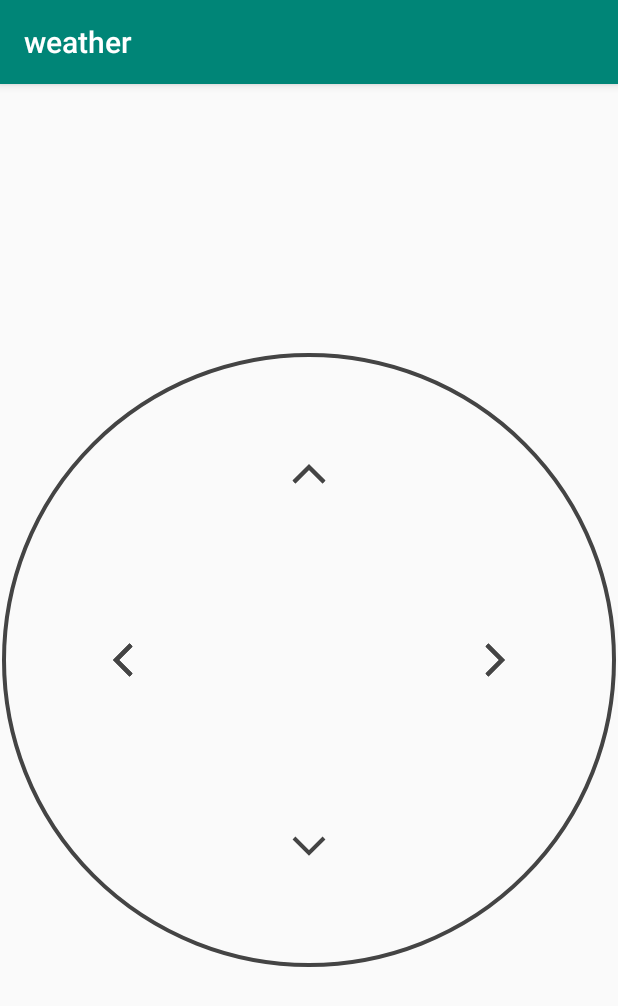
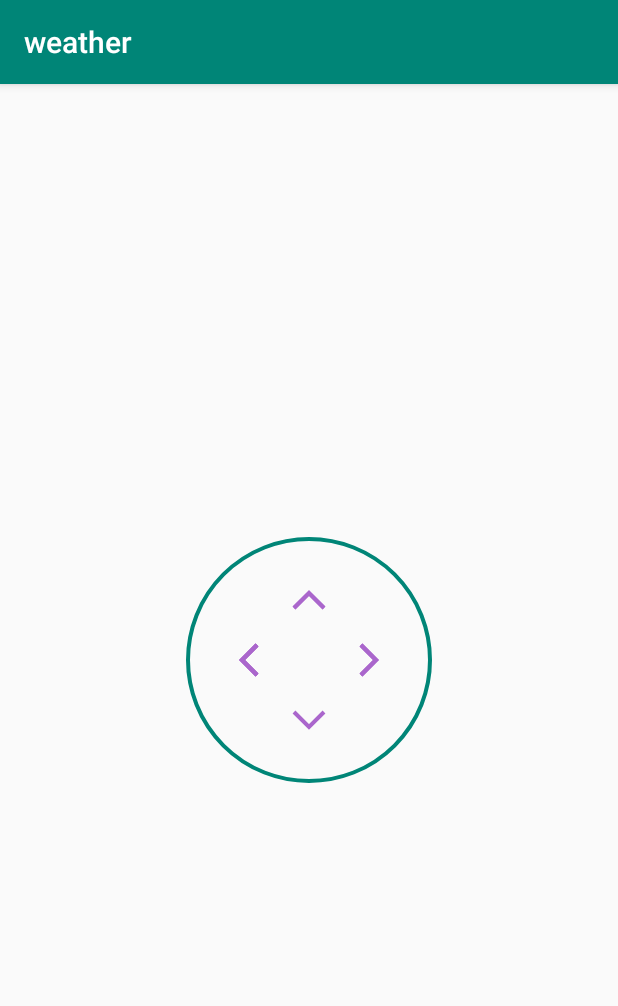
Before and after one commit to shuqianlan/weather, an Android app: the CompassActivity screen opened directly, with no data from a screen before it, on a phone screen of 412 x 824 dp. Shown: the top 1006 px of the screen. Run offline under Robolectric (Android 15) with nearby library versions, the phone set to English and light mode, and no system bars; our stand-ins replace ButterKnife.

Commit message:
万向轮

```diff
--- a/app/src/main/java/com/ilifesmart/compass/CompassActivity.java
+++ b/app/src/main/java/com/ilifesmart/compass/CompassActivity.java
@@ -1,17 +1,33 @@
 package com.ilifesmart.compass;
 
+import android.os.Bundle;
 import android.support.v7.app.AppCompatActivity;
-import android.os.Bundle;
+import android.util.Log;
 
+import com.ilifesmart.ui.EmbeddedCompassView;
 import com.ilifesmart.weather.R;
 
+import butterknife.BindView;
+import butterknife.ButterKnife;
+
 public class CompassActivity extends AppCompatActivity {
+
+	public static final String TAG = "CompassActivity";
+	@BindView(R.id.compass)
+	EmbeddedCompassView mCompass;
 
 	@Override
 	protected void onCreate(Bundle savedInstanceState) {
 		super.onCreate(savedInstanceState);
 		setContentView(R.layout.activity_compass);
+		ButterKnife.bind(this);
+
+		mCompass.setListener(new EmbeddedCompassView.OnAngleChangeListener() {
+			@Override
+			public void onAngleChanged(double angle) {
+				Log.d(TAG, "OnAngleChangeListener: angle " + angle);
+			}
+		});
 	}
 
-
 }
--- a/app/src/main/java/com/ilifesmart/ui/EmbeddedCompassView.java
+++ b/app/src/main/java/com/ilifesmart/ui/EmbeddedCompassView.java
@@ -1,24 +1,25 @@
 package com.ilifesmart.ui;
 
 import android.content.Context;
+import android.content.res.TypedArray;
 import android.graphics.Canvas;
 import android.graphics.Color;
 import android.graphics.Paint;
 import android.graphics.Path;
 import android.graphics.Point;
-import android.graphics.Rect;
 import android.support.annotation.Nullable;
 import android.util.AttributeSet;
-import android.util.Log;
 import android.view.MotionEvent;
 import android.view.View;
 
-import com.baidu.mapapi.map.Circle;
-import com.ilifesmart.ToolsApplication;
 import com.ilifesmart.weather.R;
 
 public class EmbeddedCompassView extends View {
+	public interface OnAngleChangeListener {
+		void onAngleChanged(double angle);//[0~pi]
+	}
 
+	private OnAngleChangeListener listener;
 	public static final String TAG = "EmbededCompassView";
 	private Paint mOutSideCirclePaint;
 	private Paint mStickCirclePaint;
@@ -30,6 +31,9 @@ public class EmbeddedCompassView extends View {
 	private int mOutsideRadius;
 	private int mThresholdRadius;
 	private int mStickRadius;
+	private int mOutSideRadiusStrokeColor;
+	private int mArrowColor;
+	private int mStickColor;
 
 	public EmbeddedCompassView(Context context) {
 		this(context, null);
@@ -41,18 +45,26 @@ public class EmbeddedCompassView extends View {
 
 	public EmbeddedCompassView(Context context, @Nullable AttributeSet attrs, int defStyleAttr) {
 		super(context, attrs, defStyleAttr);
-		initialize();
+		initialize(attrs);
 	}
 
-	private void initialize() {
+	private void initialize(AttributeSet attrs) {
 		mOutSideCirclePaint = new Paint(Paint.ANTI_ALIAS_FLAG);
 		mOutSideCirclePaint.setStyle(Paint.Style.STROKE);
 		mOutSideCirclePaint.setStrokeWidth(4);
-		mOutSideCirclePaint.setColor(Color.DKGRAY);
 
 		mStickCirclePaint = new Paint(Paint.ANTI_ALIAS_FLAG);
 		mStickCirclePaint.setStyle(Paint.Style.FILL_AND_STROKE);
-		mStickCirclePaint.setColor(Color.LTGRAY);
+
+		if (attrs != null) {
+			TypedArray arr = getContext().obtainStyledAttributes(attrs, R.styleable.EmbeddedCompassView);
+			mOutSideRadiusStrokeColor = arr.getColor(R.styleable.EmbeddedCompassView_outSideRadiusStrokerColor, Color.DKGRAY);
+			mArrowColor = arr.getColor(R.styleable.EmbeddedCompassView_arrowColor, Color.DKGRAY);
+			mStickColor = arr.getColor(R.styleable.EmbeddedCompassView_stickColor, Color.LTGRAY);
+
+			arr.recycle();
+		}
+		mStickCirclePaint.setColor(mStickColor);
 	}
 
 	@Override
@@ -70,6 +82,7 @@ public class EmbeddedCompassView extends View {
 
 	@Override
 	protected void onDraw(Canvas canvas) {
+		mOutSideCirclePaint.setColor(mOutSideRadiusStrokeColor);
 		canvas.drawCircle(mCenterX, mCenterY, mOutsideRadius, mOutSideCirclePaint);
 
 		if (isSticking) {
@@ -86,6 +99,7 @@ public class EmbeddedCompassView extends View {
 	}
 
 	private void onDrawArrow(Canvas canvas, int positionX, int positionY) {
+		mOutSideCirclePaint.setColor(mArrowColor);
 		Path path = new Path();
 		int arrowA = 15;
 		int arrowB = 30;
@@ -122,40 +136,49 @@ public class EmbeddedCompassView extends View {
 
 	@Override
 	public boolean onTouchEvent(MotionEvent event) {
-		Point mCurrPoint;
+		int downX = (int)event.getX();
+		int downY = (int)event.getY();
 		super.onTouchEvent(event);
+
 		switch (event.getActionMasked()) {
 			case MotionEvent.ACTION_DOWN:
-				if (isInOutSideCircle((int)event.getX(), (int)event.getY())) {
+				if (isInOutSideCircle(downX, downY)) {
 					isSticking = true;
+					positionX = downX;
+					positionY = downY;
 				}
 				break;
 			case MotionEvent.ACTION_MOVE:
+				if (isSticking) {
+					if (isInOutSideCircle(downX, downY)) {
+						positionX = downX;
+						positionY = downY;
+					} else {
+						double dist = Math.sqrt((downX - mCenterX) * (downX - mCenterX) + (downY - mCenterY) * (downY - mCenterY));
+						positionX = (int) (((downX - mCenterX) * (mThresholdRadius - mStickRadius)) / dist + mCenterX);
+						positionY = (int) (((downY - mCenterY) * (mThresholdRadius - mStickRadius)) / dist + mCenterY);
+					}
+				}
 				break;
-			default:
-				isSticking=false;
+			case MotionEvent.ACTION_UP:
+			case MotionEvent.ACTION_CANCEL:
+				if (isSticking) {
+					isSticking = false;
+					invalidate();
+				}
+				break;
 		}
 
 		if (isSticking) {
-			if (isInOutSideCircle((int)event.getX(), (int)event.getY())) {
-				mCurrPoint = getNearPosition((int) event.getX(), (int) event.getY());
-				positionX = mCurrPoint.x;
-				positionY = mCurrPoint.y;
-				lastPoint = mCurrPoint;
-			} else {
-				positionX = lastPoint.x;
-				positionY = lastPoint.y;
+			invalidate();
+
+			if (listener != null) {
+				double dist = Math.sqrt((positionX - mCenterX) * (positionX - mCenterX) + (positionY - mCenterY) * (positionY - mCenterY));
+				double angle = Math.acos((positionX-mCenterX)/dist);
+				listener.onAngleChanged(angle);
 			}
 		}
-		invalidate();
-
-		Log.d(TAG, "onTouchEvent: isSticking " + isSticking);
 		return true;
-	}
-
-	private Point getNearPosition(int touchX, int touchY) {
-		// TODO:获取合适的Point
-		return new Point(touchX, touchY);
 	}
 
 	private boolean isInOutSideCircle(int positionX, int positionY) {
@@ -163,4 +186,13 @@ public class EmbeddedCompassView extends View {
 		int distance = (int) Math.sqrt(pow2);
 		return ((distance+mStickRadius) <= mThresholdRadius);
 	}
+
+	public OnAngleChangeListener getListener() {
+		return listener;
+	}
+
+	public EmbeddedCompassView setListener(OnAngleChangeListener listener) {
+		this.listener = listener;
+		return this;
+	}
 }
--- a/app/src/main/res/layout/activity_compass.xml
+++ b/app/src/main/res/layout/activity_compass.xml
@@ -1,5 +1,5 @@
 <?xml version="1.0" encoding="utf-8"?>
-<RelativeLayout
+<android.support.constraint.ConstraintLayout
     xmlns:android="http://schemas.android.com/apk/res/android"
     xmlns:app="http://schemas.android.com/apk/res-auto"
     xmlns:tools="http://schemas.android.com/tools"
@@ -7,9 +7,26 @@
     android:layout_height="match_parent"
     tools:context="com.ilifesmart.compass.CompassActivity">
 
-    <com.ilifesmart.ui.EmbeddedCompassView
-        android:layout_width="match_parent"
-        android:layout_height="match_parent"
-        android:id="@+id/compass"
-        />
-</RelativeLayout>
+    <FrameLayout
+        android:layout_width="0dp"
+        android:layout_height="0dp"
+        android:paddingHorizontal="40dp"
+        app:layout_constraintStart_toStartOf="parent"
+        app:layout_constraintEnd_toEndOf="parent"
+        app:layout_constraintTop_toTopOf="parent"
+        app:layout_constraintBottom_toBottomOf="parent"
+        app:layout_constraintWidth_percent="0.6"
+        app:layout_constraintHeight_percent="0.6"
+        >
+        <com.ilifesmart.ui.EmbeddedCompassView
+            android:layout_width="match_parent"
+            android:layout_height="match_parent"
+            android:id="@+id/compass"
+            app:arrowColor="@android:color/holo_purple"
+            app:outSideRadiusStrokerColor="@color/colorPrimary"
+            app:stickColor="@android:color/holo_orange_light"
+            android:layout_gravity="center"
+            />
+
+    </FrameLayout>
+</android.support.constraint.ConstraintLayout>
--- a/app/src/main/res/values/styles.xml
+++ b/app/src/main/res/values/styles.xml
@@ -12,4 +12,10 @@
         <item name="android:progressDrawable">@drawable/drawable_vertical_seekbar</item>
         <item name="android:thumb">@drawable/drawable_seekbar_thumb</item>
     </style>
+
+    <declare-styleable name="EmbeddedCompassView">
+        <attr name="outSideRadiusStrokerColor" format="color" />
+        <attr name="arrowColor" format="color" />
+        <attr name="stickColor" format="color" />
+    </declare-styleable>
 </resources>
```
Also changed, not shown: 1 other file.
